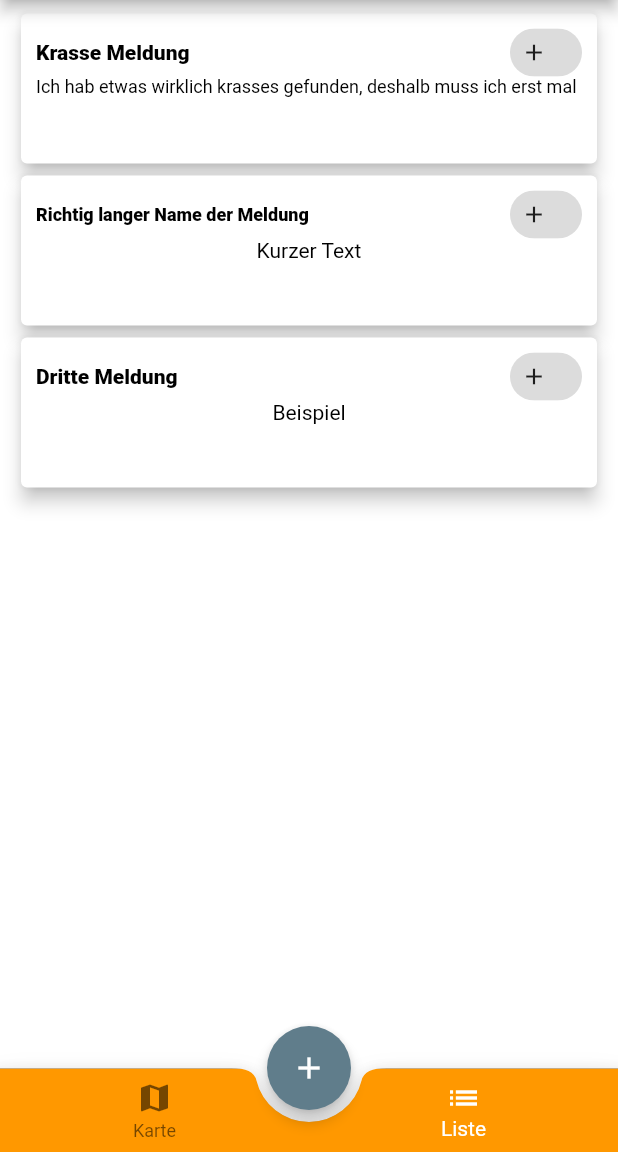
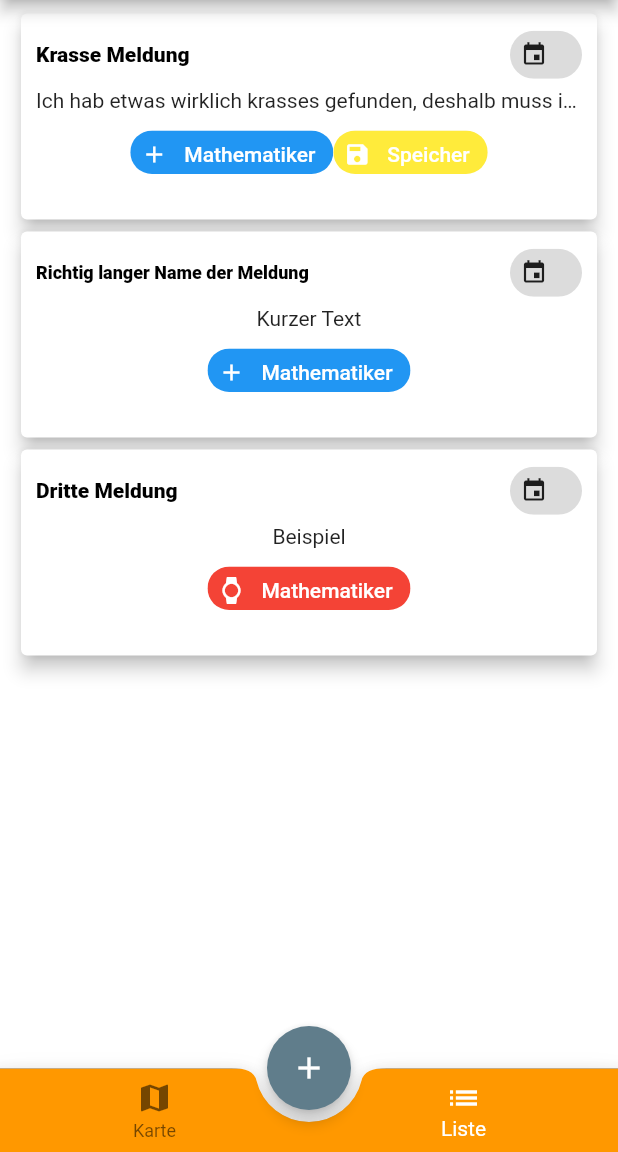
Before and after one commit to KremlingP/OObacht, a Flutter app: the screen it shows once a user with an empty profile is signed in, swiped to page 2, on a phone screen of 412 x 824 dp, the part 84-1236 px from its top. Run offline on Flutter 3.47's test engine with Material 2 defaults, Android fonts, the phone set to English and light mode, and no system bars; drawn by our look-alikes of auto_size_text; our stand-ins replace firebase_auth, firebase_core, flutter_signin_button, google_sign_in, shared_preferences; accounts and stored records are empty.

Commit message:
styling wip

```diff
--- a/lib/logic/classes/group.dart
+++ b/lib/logic/classes/group.dart
@@ -3,7 +3,8 @@ import 'package:flutter/cupertino.dart';
 class Group {
   final String id;
   final IconData icon;
+  final Color color;
   final String name;
 
-  Group(this.id, this.icon, this.name);
+  Group(this.id, this.icon, this.color, this.name);
 }
--- a/lib/screens/main_menu/pages/main_list/components/reports_list_tile.dart
+++ b/lib/screens/main_menu/pages/main_list/components/reports_list_tile.dart
@@ -1,4 +1,5 @@
 import 'package:flutter/material.dart';
+import 'package:oobacht/logic/classes/group.dart';
 import 'package:oobacht/logic/classes/report.dart';
 import 'package:oobacht/screens/report_details/report_details_screen.dart';
 import 'package:oobacht/utils/helper_methods.dart';
@@ -22,12 +23,13 @@ class ReportsListTile extends StatelessWidget {
           elevation: 5.0,
           child: Container(
             padding: const EdgeInsets.all(10.0),
-            height: 100,
+            height: media.size.shortestSide / 3,
             child: Column(
               children: [
                 ///Header row: title and timestamp
-                Expanded(
-                  flex: 2,
+                Container(
+                  margin: const EdgeInsets.only(bottom: 5.0),
+                  height: 35,
                   child: Row(
                     mainAxisAlignment: MainAxisAlignment.spaceBetween,
                     children: [
@@ -35,7 +37,7 @@ class ReportsListTile extends StatelessWidget {
                           width: media.size.width / 2,
                           child: BoldText(text: data.title, maxLines: 1)),
                       Chip(
-                        avatar: const Icon(Icons.add),
+                        avatar: const Icon(Icons.event),
                         label: NormalText(
                             text:
                                 HelperMethods.getDisplayDate(data.creationDate),
@@ -46,13 +48,25 @@ class ReportsListTile extends StatelessWidget {
                 ),
 
                 ///Body row: groups and description excerpt with button to go to details
-                Expanded(
-                  flex: 3,
-                  child: NormalText(
-                    text: data.description,
+                Container(
+                  margin: const EdgeInsets.only(bottom: 5.0),
+                  height: 20,
+                  child: Text(
+                    data.description,
                     maxLines: 1,
+                    overflow: TextOverflow.ellipsis,
                   ),
                 ),
+                SizedBox(
+                    height: 35,
+                    child: SingleChildScrollView(
+                      scrollDirection: Axis.horizontal,
+                      child: Row(
+                        textDirection: TextDirection.ltr,
+                        mainAxisAlignment: MainAxisAlignment.start,
+                        children: _getGroupChips(data.groups),
+                      ),
+                    ))
               ],
             ),
           ),
@@ -65,4 +79,23 @@ class ReportsListTile extends StatelessWidget {
     navigator.navigateToNewScreen(
         newScreen: const ReportDetailsScreen(), context: context);
   }
+
+  List<Widget> _getGroupChips(List<Group> groups) {
+    List<Widget> chips = [];
+    for (Group group in groups) {
+      chips.add(Container(
+        margin: const EdgeInsets.symmetric(vertical: 3.0),
+        child: Chip(
+          backgroundColor: group.color,
+          avatar: Icon(group.icon, color: Colors.white),
+          label: Text(
+            group.name,
+            style: const TextStyle(color: Colors.white),
+          ),
+        ),
+      ));
+    }
+
+    return chips;
+  }
 }
--- a/lib/screens/main_menu/pages/main_list/main_list.dart
+++ b/lib/screens/main_menu/pages/main_list/main_list.dart
@@ -36,8 +36,8 @@ class _MainListState extends State<MainList> {
           "Ich hab etwas wirklich krasses gefunden, deshalb muss ich erst mal richtig viel Text drüber schreiben um meine UI testen zu können!",
           DateTime.now(),
           [
-            Group("1", Icons.add, "Mathematiker"),
-            Group("2", Icons.save, "Speicher")
+            Group("1", Icons.add, Colors.blue, "Mathematiker"),
+            Group("2", Icons.save, Colors.yellow, "Speicher")
           ],
           "http://"),
       Report(
@@ -45,10 +45,10 @@ class _MainListState extends State<MainList> {
           "Richtig langer Name der Meldung was geht denn hier ab??!?!?",
           "Kurzer Text",
           DateTime.now(),
-          [Group("1", Icons.add, "Mathematiker")],
+          [Group("1", Icons.add, Colors.blue, "Mathematiker")],
           "http://"),
       Report("3", "Dritte Meldung", "Beispiel", DateTime.now(),
-          [Group("1", Icons.add, "Mathematiker")], "http://"),
+          [Group("1", Icons.watch, Colors.red, "Mathematiker")], "http://"),
     ];
   }
 }
```
